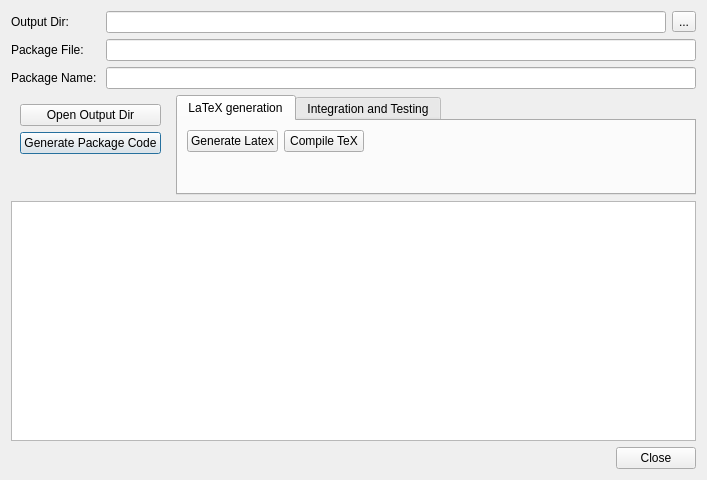
This is ui/dialoggenerate.ui in sbmlteam/QtDeviser as Qt 5 draws it before an edit. The edited form follows.
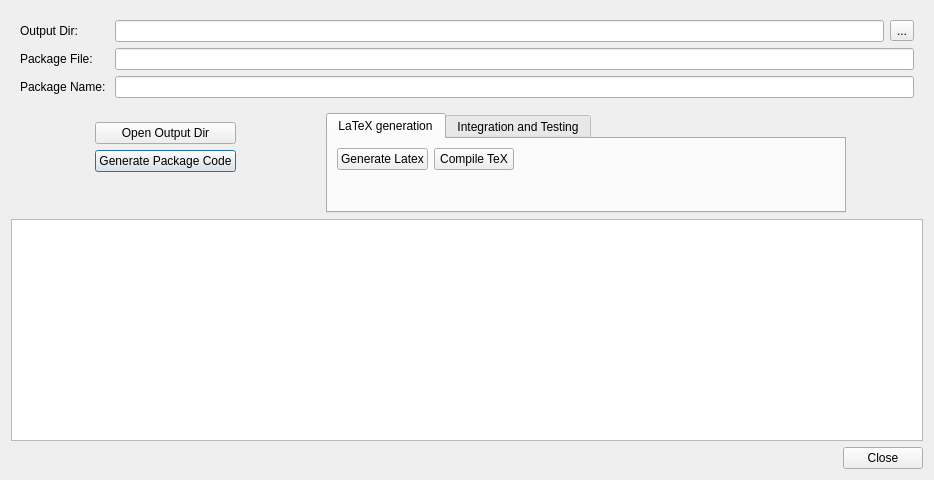
This is the edited form. Icons and pictures are not drawn.

Commit message: - fix layout for osx

```diff
--- a/ui/dialoggenerate.ui
+++ b/ui/dialoggenerate.ui
@@ -6,7 +6,7 @@
    <rect>
     <x>0</x>
     <y>0</y>
-    <width>643</width>
+    <width>934</width>
     <height>480</height>
    </rect>
   </property>
@@ -18,51 +18,6 @@
     <normaloff>:/images/ICON_Deviser_512x512.png</normaloff>:/images/ICON_Deviser_512x512.png</iconset>
   </property>
   <layout class="QGridLayout" name="gridLayout_4">
-   <item row="0" column="0">
-    <layout class="QFormLayout" name="formLayout">
-     <item row="0" column="0">
-      <widget class="QLabel" name="label">
-       <property name="text">
-        <string>Output Dir: </string>
-       </property>
-      </widget>
-     </item>
-     <item row="0" column="1">
-      <layout class="QHBoxLayout" name="horizontalLayout">
-       <item>
-        <widget class="QLineEdit" name="txtOutDir"/>
-       </item>
-       <item>
-        <widget class="QToolButton" name="cmdBrowseOutputDir">
-         <property name="text">
-          <string>...</string>
-         </property>
-        </widget>
-       </item>
-      </layout>
-     </item>
-     <item row="1" column="0">
-      <widget class="QLabel" name="label_2">
-       <property name="text">
-        <string>Package File: </string>
-       </property>
-      </widget>
-     </item>
-     <item row="1" column="1">
-      <widget class="QLineEdit" name="txtPackageFile"/>
-     </item>
-     <item row="2" column="0">
-      <widget class="QLabel" name="label_3">
-       <property name="text">
-        <string>Package Name: </string>
-       </property>
-      </widget>
-     </item>
-     <item row="2" column="1">
-      <widget class="QLineEdit" name="txtPackageName"/>
-     </item>
-    </layout>
-   </item>
    <item row="1" column="0">
     <layout class="QHBoxLayout" name="horizontalLayout_5">
      <item>
@@ -295,6 +250,53 @@
      </item>
     </layout>
    </item>
+   <item row="0" column="0">
+    <widget class="QWidget" name="" native="true">
+     <layout class="QGridLayout" name="gridLayout_5">
+      <item row="0" column="0">
+       <widget class="QLabel" name="label">
+        <property name="text">
+         <string>Output Dir: </string>
+        </property>
+       </widget>
+      </item>
+      <item row="0" column="1">
+       <layout class="QHBoxLayout" name="horizontalLayout">
+        <item>
+         <widget class="QLineEdit" name="txtOutDir"/>
+        </item>
+        <item>
+         <widget class="QToolButton" name="cmdBrowseOutputDir">
+          <property name="text">
+           <string>...</string>
+          </property>
+         </widget>
+        </item>
+       </layout>
+      </item>
+      <item row="1" column="0">
+       <widget class="QLabel" name="label_2">
+        <property name="text">
+         <string>Package File: </string>
+        </property>
+       </widget>
+      </item>
+      <item row="1" column="1">
+       <widget class="QLineEdit" name="txtPackageFile"/>
+      </item>
+      <item row="2" column="0">
+       <widget class="QLabel" name="label_3">
+        <property name="text">
+         <string>Package Name: </string>
+        </property>
+       </widget>
+      </item>
+      <item row="2" column="1">
+       <widget class="QLineEdit" name="txtPackageName"/>
+      </item>
+     </layout>
+    </widget>
+   </item>
   </layout>
  </widget>
  <resources>
```
Left out of the diff: 16 changed lines with no effect on the pictures. The commit also changes 1 other file.
